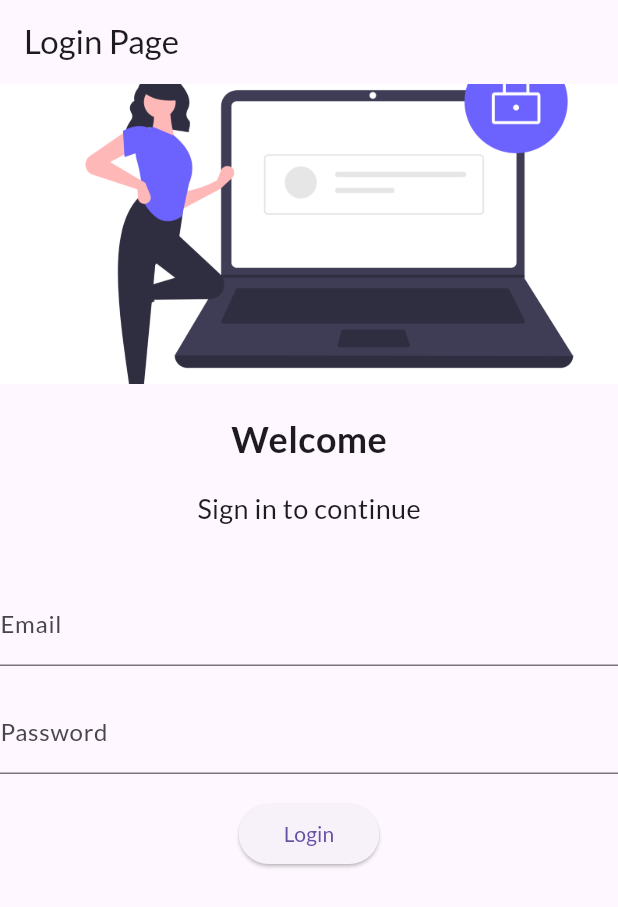
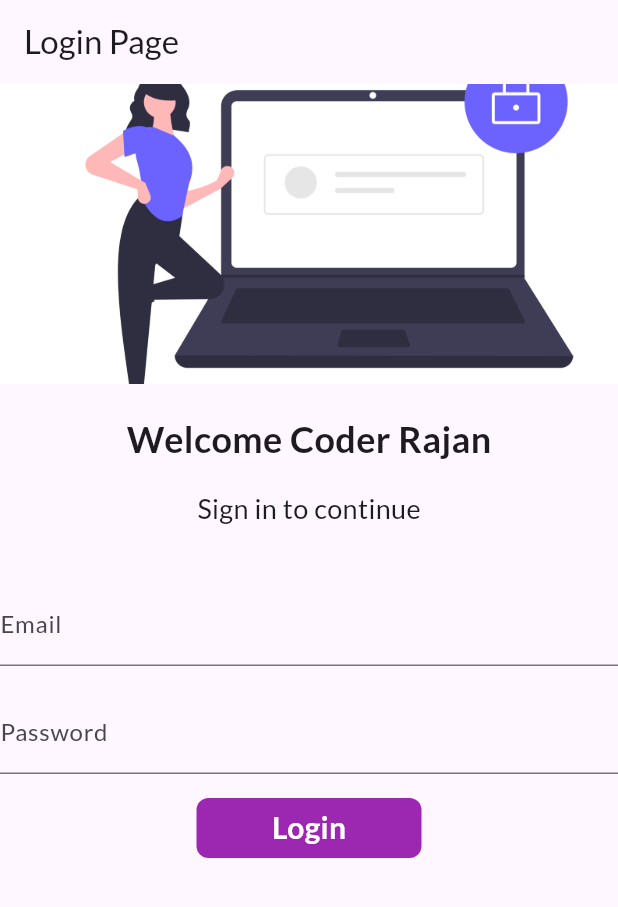
Before and after one commit to Rajan3208/flutter_application_1, a Flutter app: the screen it shows after launch, on a phone screen of 412 x 824 dp. Shown: the top 907 px of the screen. Run offline on Flutter 3.47's test engine with Material 3 defaults, Android fonts, the phone set to English and light mode, and no system bars; our stand-ins replace google_fonts.

Commit message:
day6 complete

```diff
--- a/lib/pages/login_page.dart
+++ b/lib/pages/login_page.dart
@@ -1,6 +1,14 @@
 import 'package:flutter/material.dart';
 
-class LoginPage extends StatelessWidget {
+class LoginPage extends StatefulWidget {
+  @override
+  _LoginPageState createState() => _LoginPageState();
+}
+
+class _LoginPageState extends State<LoginPage> {
+  String name = "Coder Rajan";
+  bool changeButton = false;
+
   @override
   Widget build(BuildContext context) {
     return Scaffold(
@@ -18,9 +26,9 @@ class LoginPage extends StatelessWidget {
               height: 200,
             ),
             // Welcome Text
-            SizedBox(height: 20), // Adds spacing
+            SizedBox(height: 20),
             Text(
-              "Welcome",
+              "Welcome $name",
               style: TextStyle(fontSize: 24, fontWeight: FontWeight.bold),
             ),
             // Subtitle Text
@@ -31,7 +39,6 @@ class LoginPage extends StatelessWidget {
                 style: TextStyle(fontSize: 18),
               ),
             ),
-            // Add spacing for bottom alignment if needed
             SizedBox(height: 20),
             // Input Fields
             Column(
@@ -41,8 +48,13 @@ class LoginPage extends StatelessWidget {
                     hintText: "Enter your Email",
                     labelText: "Email",
                   ),
+                  onChanged: (value) {
+                    setState(() {
+                      name = value;
+                    });
+                  },
                 ),
-                SizedBox(height: 16), // Adds spacing between fields
+                SizedBox(height: 16),
                 TextFormField(
                   obscureText: true,
                   decoration: InputDecoration(
@@ -50,16 +62,42 @@ class LoginPage extends StatelessWidget {
                     labelText: "Password",
                   ),
                 ),
-                SizedBox(height: 16.0), // Adds spacing
-                ElevatedButton(
-                  child: Text("Login"),
-                  style: ElevatedButton.styleFrom(
-                    padding: EdgeInsets.symmetric(horizontal: 30.0, vertical: 10.0),
-                  ),
-                  onPressed: () {
-                    // Add login logic here
+                SizedBox(height: 16),
+                // Login Button
+                InkWell(
+                  onTap: () async {
+                    setState(() {
+                      changeButton = true;
+                    });
+                    await Future.delayed(Duration(seconds: 1));
+                    setState(() {
+                      changeButton = false;
+                    });
                     Navigator.pushNamed(context, '/home');
                   },
+                  child: AnimatedContainer(
+                    duration: Duration(seconds: 1),
+                    height: 40,
+                    width: changeButton ? 50 : 150,
+                    alignment: Alignment.center,
+                    child: changeButton
+                        ? Icon(
+                            Icons.done,
+                            color: Colors.white,
+                          )
+                        : Text(
+                            "Login",
+                            style: TextStyle(
+                              color: Colors.white,
+                              fontWeight: FontWeight.bold,
+                              fontSize: 20,
+                            ),
+                          ),
+                    decoration: BoxDecoration(
+                      color: Colors.purple,
+                      borderRadius: BorderRadius.circular(changeButton ? 50 : 8),
+                    ),
+                  ),
                 ),
               ],
             ),
```
Also changed, not shown: lib/pages/practice.dart (added).
